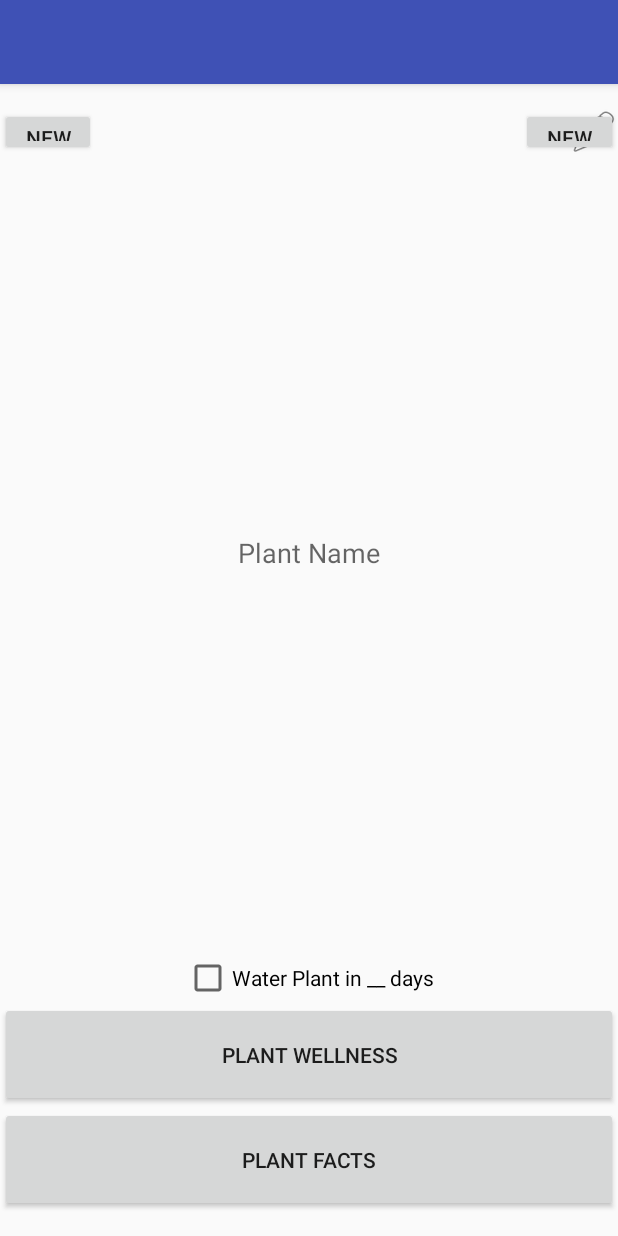
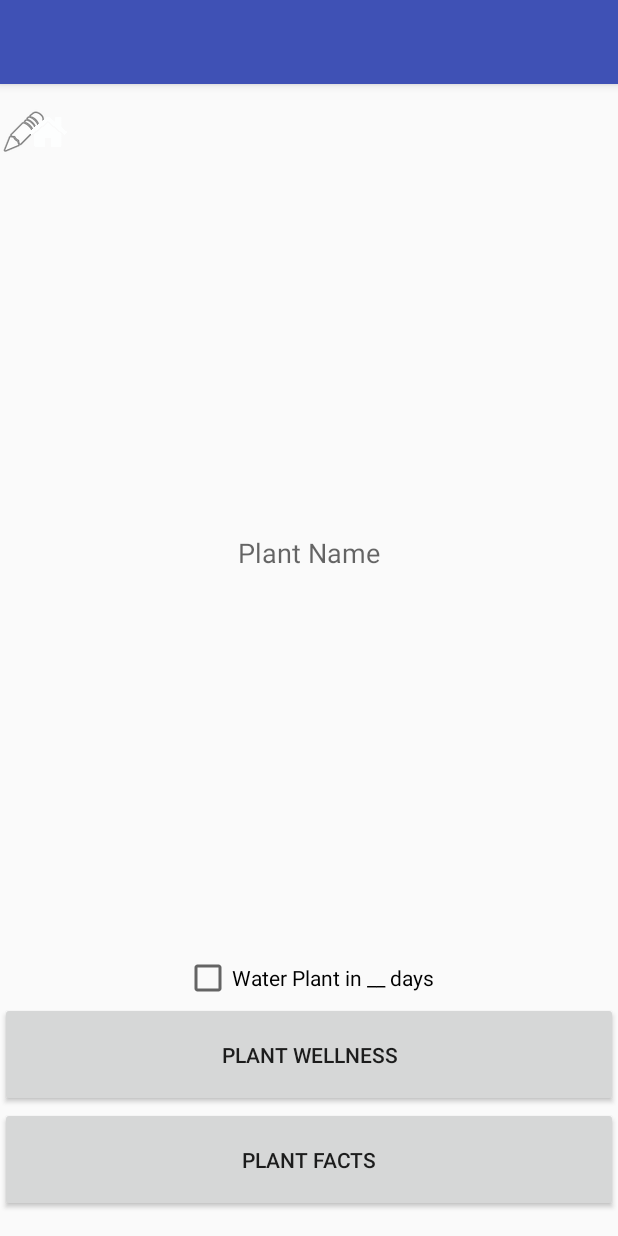
Before and after one commit to joshmlee/PlantApp, an Android app: the PlantProfile screen opened directly, with no data from a screen before it, on a phone screen of 412 x 824 dp. Run offline under Robolectric (Android 15) with nearby library versions, the phone set to English and light mode, and no system bars.

Commit message:
Profile page

```diff
--- a/app/src/main/java/com/example/joshualee/plantapp/PlantProfile.java
+++ b/app/src/main/java/com/example/joshualee/plantapp/PlantProfile.java
@@ -10,14 +10,14 @@ public class PlantProfile extends AppCompatActivity {
 
     private Button plantWellness;
     private Button plantFacts;
+    private Button edit;
+    private Button home;
     @Override
     protected void onCreate(Bundle savedInstanceState) {
         super.onCreate(savedInstanceState);
         setContentView(R.layout.activity_plant_profile);
 
         plantWellness = (Button) findViewById(R.id.WellnessButton);
-        plantFacts = (Button) findViewById(R.id.FactsButton);
-
         plantWellness.setOnClickListener(new View.OnClickListener() {
             @Override
             public void onClick(View v) {
@@ -26,6 +26,7 @@ public class PlantProfile extends AppCompatActivity {
             }
         });
 
+        plantFacts = (Button) findViewById(R.id.FactsButton);
         plantFacts.setOnClickListener(new View.OnClickListener() {
             @Override
             public void onClick(View v) {
@@ -33,5 +34,23 @@ public class PlantProfile extends AppCompatActivity {
                 startActivity(intent);
             }
         });
+
+        home = (Button) findViewById(R.id.Homebutton);
+        home.setOnClickListener(new View.OnClickListener() {
+            @Override
+            public void onClick(View v) {
+                Intent intent = new Intent(PlantProfile.this, MainActivity.class);
+                startActivity(intent);
+            }
+        });
+
+        edit = (Button) findViewById(R.id.EditButton);
+        edit.setOnClickListener(new View.OnClickListener() {
+            @Override
+            public void onClick(View v) {
+                Intent intent = new Intent(PlantProfile.this, MainActivity.class);
+                startActivity(intent);
+            }
+        });
     }
 }
--- a/app/src/main/res/layout/activity_plant_profile.xml
+++ b/app/src/main/res/layout/activity_plant_profile.xml
@@ -39,7 +39,7 @@
         android:layout_height="wrap_content"
         android:textAppearance="?android:attr/textAppearanceMedium"
         android:text="Plant Name"
-        android:id="@+id/textView"
+        android:id="@+id/PlantName"
         android:layout_below="@+id/imageViewPlant"
         android:layout_centerHorizontal="true" />
 
@@ -47,7 +47,7 @@
         android:layout_width="wrap_content"
         android:layout_height="wrap_content"
         android:text="Water Plant in __ days"
-        android:id="@+id/checkBox"
+        android:id="@+id/WaterPlant"
         android:layout_above="@+id/WellnessButton"
         android:layout_centerHorizontal="true"
         android:clickable="false" />
@@ -55,26 +55,9 @@
     <ImageView
         android:layout_width="wrap_content"
         android:layout_height="wrap_content"
-        android:id="@+id/imageViewHome"
-        android:layout_alignParentTop="true"
-        android:layout_alignParentStart="true"
-        android:layout_toStartOf="@+id/imageViewPlant" />
-
-    <ImageView
-        android:layout_width="wrap_content"
-        android:layout_height="wrap_content"
-        android:id="@+id/imageViewEdit"
-        android:layout_alignParentTop="true"
-        android:layout_alignParentEnd="true"
-        android:layout_toEndOf="@+id/imageViewPlant" />
-
-    <ImageView
-        android:layout_width="wrap_content"
-        android:layout_height="wrap_content"
         android:id="@+id/imageView"
         android:src="@android:drawable/ic_menu_edit"
-        android:layout_alignParentTop="true"
-        android:layout_alignEnd="@+id/imageViewEdit" />
+        android:layout_alignParentTop="true" />
 
     <ImageView
         android:layout_width="wrap_content"
@@ -89,21 +72,31 @@
     <Button
         android:layout_width="wrap_content"
         android:layout_height="wrap_content"
-        android:text="New Button"
+        android:text=""
         android:id="@+id/Homebutton"
         android:layout_alignParentTop="true"
         android:layout_alignParentStart="true"
         android:layout_toStartOf="@+id/imageViewPlant"
-        android:layout_alignBottom="@+id/imageView2" />
+        android:layout_alignBottom="@+id/imageView2"
+        android:visibility="invisible" />
 
     <Button
         android:layout_width="wrap_content"
         android:layout_height="wrap_content"
-        android:text="New Button"
+        android:text=""
         android:id="@+id/EditButton"
         android:layout_alignParentTop="true"
         android:layout_alignParentEnd="true"
         android:layout_toEndOf="@+id/imageViewPlant"
-        android:layout_alignBottom="@+id/imageView" />
+        android:layout_alignBottom="@+id/imageView"
+        android:visibility="invisible" />
+
+    <TextView
+        android:layout_width="wrap_content"
+        android:layout_height="wrap_content"
+        android:text=""
+        android:id="@+id/PlantSpecies"
+        android:layout_below="@+id/textView"
+        android:layout_centerHorizontal="true" />
 
 </RelativeLayout>
```
